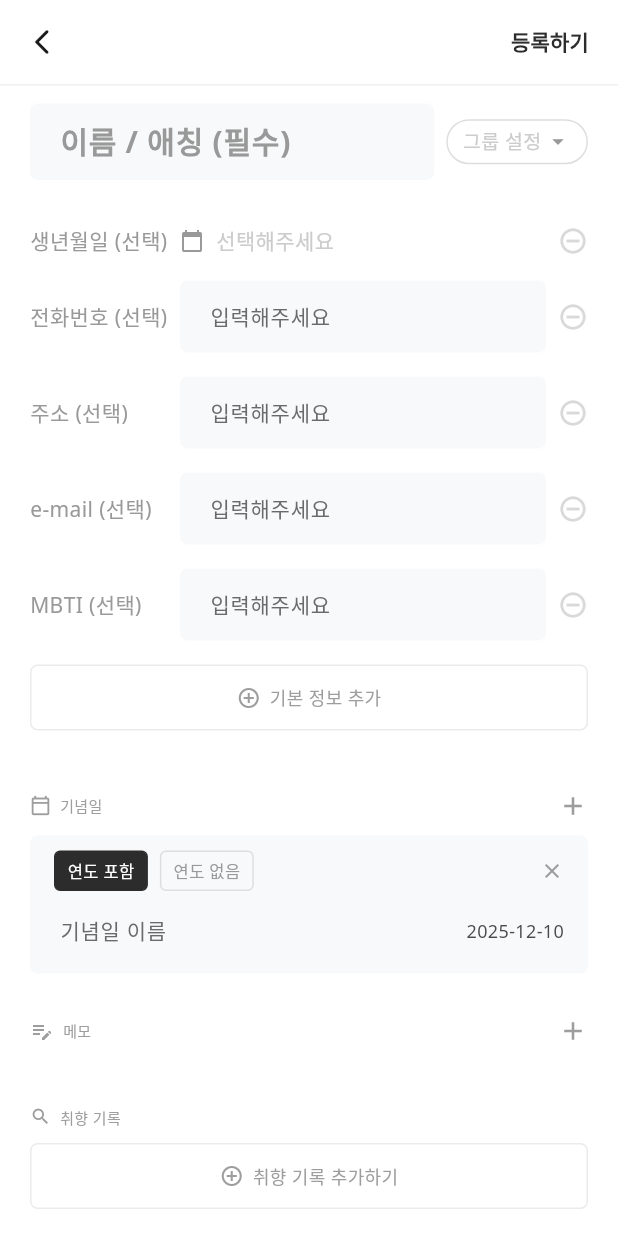
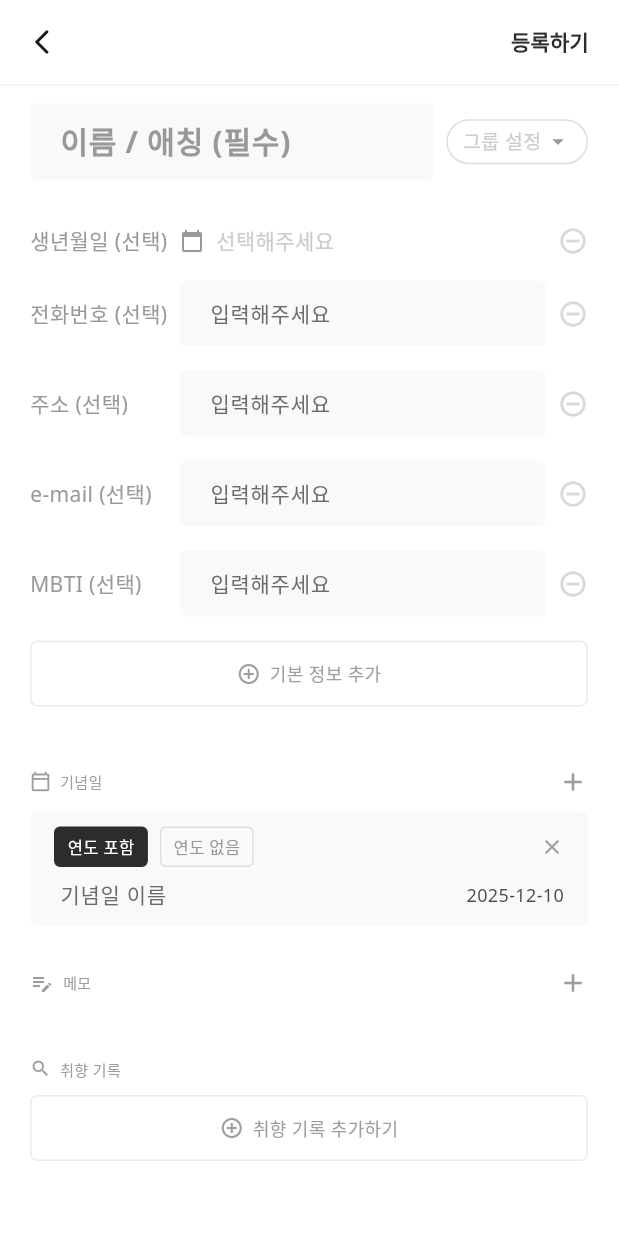
Before and after one commit to uiiuodo/testedn5, a Flutter app: the PersonEditScreen screen opened directly, after a tap on the "add" icon, on a phone screen of 412 x 824 dp. Run offline on Flutter 3.47's test engine with Material 3 defaults, Android fonts, the phone set to English and light mode, and no system bars; our stand-ins replace firebase_core, get, hive, hive_flutter, shared_preferences, table_calendar; missing offline and left inert: lunar; accounts and stored records are empty; Roboto replaces fonts that are missing (Noto Sans).

Commit message:
등록화면_회색 박스2

```diff
--- a/lib/ui/page/people/person_edit_screen.dart
+++ b/lib/ui/page/people/person_edit_screen.dart
@@ -553,9 +553,7 @@ class PersonEditScreen extends StatelessWidget {
                                   decoration: const InputDecoration(
                                     hintText: '기념일 이름',
                                     isDense: true,
-                                    contentPadding: EdgeInsets.symmetric(
-                                      vertical: 8,
-                                    ),
+                                    contentPadding: EdgeInsets.zero,
                                     border: InputBorder.none,
                                     enabledBorder: InputBorder.none,
                                     focusedBorder: InputBorder.none,
--- a/lib/ui/widgets/common/custom_input_field.dart
+++ b/lib/ui/widgets/common/custom_input_field.dart
@@ -62,6 +62,7 @@ class CustomInputField extends StatelessWidget {
               horizontal: 16,
               vertical: 10,
             ),
+            isCollapsed: true,
             border: OutlineInputBorder(
               borderRadius: BorderRadius.circular(5),
               borderSide: BorderSide.none,
```
